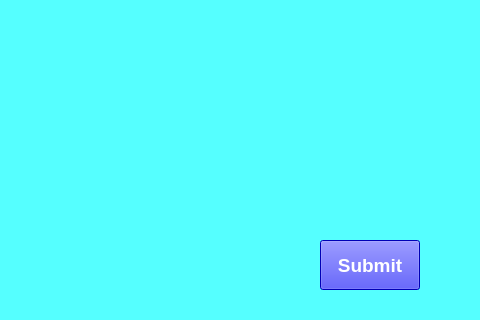
Before: the Qt Designer form tela_cadastrarr_cliente.ui in GabrielSelim/locar.py, drawn with Qt 5; both pictures show x 0 to 480 and y 330 to 650 of the 700 by 650 pixel window.
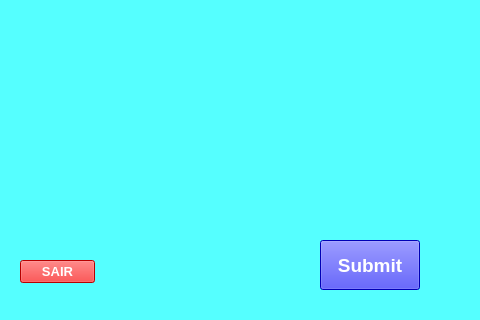
After: the same form once the commit is applied.

Commit message: Adicionado Novas telas, feito a integração da comboBox com for

```diff
--- a/tela_cadastrarr_cliente.ui
+++ b/tela_cadastrarr_cliente.ui
@@ -437,6 +437,31 @@
      <string>Submit</string>
     </property>
    </widget>
+   <widget class="QPushButton" name="pushButton_3">
+    <property name="geometry">
+     <rect>
+      <x>20</x>
+      <y>590</y>
+      <width>75</width>
+      <height>23</height>
+     </rect>
+    </property>
+    <property name="font">
+     <font>
+      <pointsize>10</pointsize>
+      <weight>75</weight>
+      <bold>true</bold>
+     </font>
+    </property>
+    <property name="styleSheet">
+     <string notr="true">background-color: rgb(255, 0, 0);
+color: rgb(255, 255, 255);
+border-color: rgb(255, 0, 255);</string>
+    </property>
+    <property name="text">
+     <string>SAIR</string>
+    </property>
+   </widget>
   </widget>
   <widget class="QStatusBar" name="statusbar"/>
  </widget>
```
The commit also changes 10 other files.
